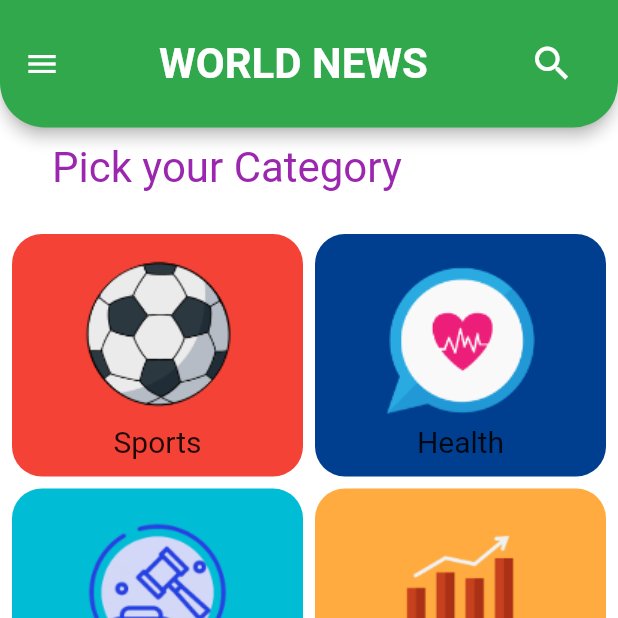
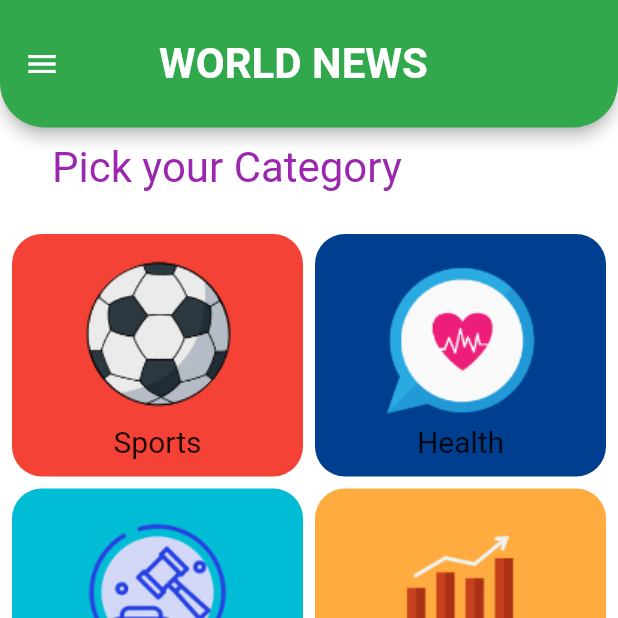
Before and after one commit to ahmedmesalm/News, a Flutter app: the screen it shows after launch, on a phone screen of 412 x 824 dp, the top half of it. Run offline on Flutter 3.47's test engine with Material 2 defaults, Android fonts, the phone set to English and light mode, and no system bars; our stand-ins replace timeago.

```diff
--- a/lib/ui/screens/home/home_screen.dart
+++ b/lib/ui/screens/home/home_screen.dart
@@ -53,7 +53,7 @@ class _HomeScreenState extends State<HomeScreen> {
                 fontSize: 28,
               ),
             ),
-            actions:  [
+            actions: currentTab is NewsTab?  [
               Padding(
                 padding:  EdgeInsets.only(right: 20),
                 child: IconButton(
@@ -62,7 +62,7 @@ class _HomeScreenState extends State<HomeScreen> {
                           context: context, delegate : NewSearchDelagate() ),
                   icon:const Icon( Icons.search,size: 30,)),
               )
-                ],
+                ]:null,
           ),
           body: currentTab,
           drawer:  buildDrawer(),
--- a/lib/ui/screens/home/tabs/categories/categories_tab.dart
+++ b/lib/ui/screens/home/tabs/categories/categories_tab.dart
@@ -12,13 +12,13 @@ class CategoriesTab extends StatelessWidget {
     return Column(
       crossAxisAlignment: CrossAxisAlignment.stretch,
       children: [
-        SizedBox(height: 10,),
+        const SizedBox(height: 10,),
         const Text(
           "     Pick your Category",
           style: TextStyle(fontSize: 28,color: Color(0xff9b27af)),
           textAlign: TextAlign.start,
         ),
-        SizedBox(height: 20,),
+        const SizedBox(height: 20,),
         Expanded(
           child: Padding(
             padding: const EdgeInsets.all(8.0),
--- a/lib/ui/widgets/artical_widget.dart
+++ b/lib/ui/widgets/artical_widget.dart
@@ -15,7 +15,8 @@ class ArticalWidget extends StatelessWidget {
           ClipRRect(
             borderRadius: BorderRadius.circular(25),
             child:Image.network(article.urlToImage !,
-              height: MediaQuery.of(context).size.height*.27,),
+              height: MediaQuery.of(context).size.height*.32,
+            fit: BoxFit.fill,),
           ),
           const SizedBox(height: 8,),
           Text(article.source?. name ?? "", style:
--- a/pubspec.yaml
+++ b/pubspec.yaml
@@ -38,6 +38,8 @@ dependencies:
   http: ^1.1.0
   flutter_cache_manager: ^3.3.1
   url_launcher: ^6.1.14
+  timeago: ^3.6.0
+  flutter_native_splash: ^2.3.5
 
 dev_dependencies:
   flutter_test:
```
Also changed, not shown: flutter_native_splash.yaml (added, +138 -0 lines), lib/data/api/api_manager.dart (+3 -6 lines), lib/ui/screens/detalis/detalis_screen.dart (+9 -4 lines), assets/splash/news.jpg (added), pubspec.lock, 10 other files.
